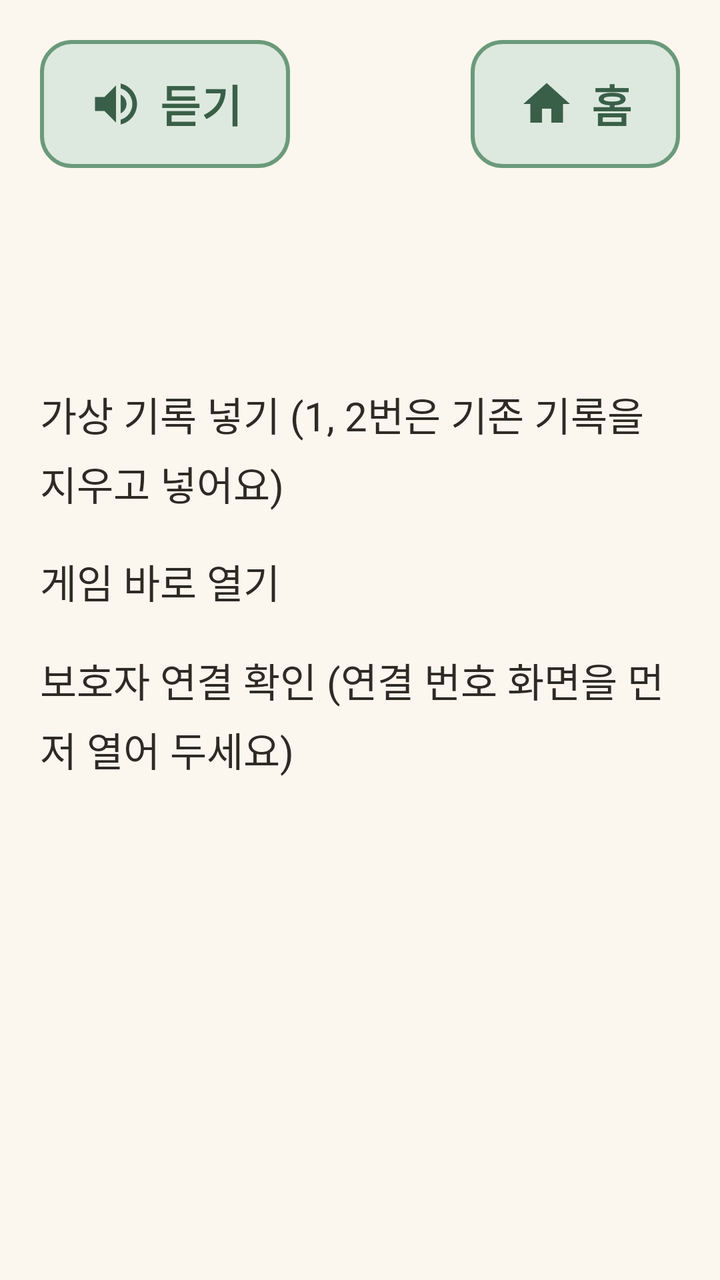
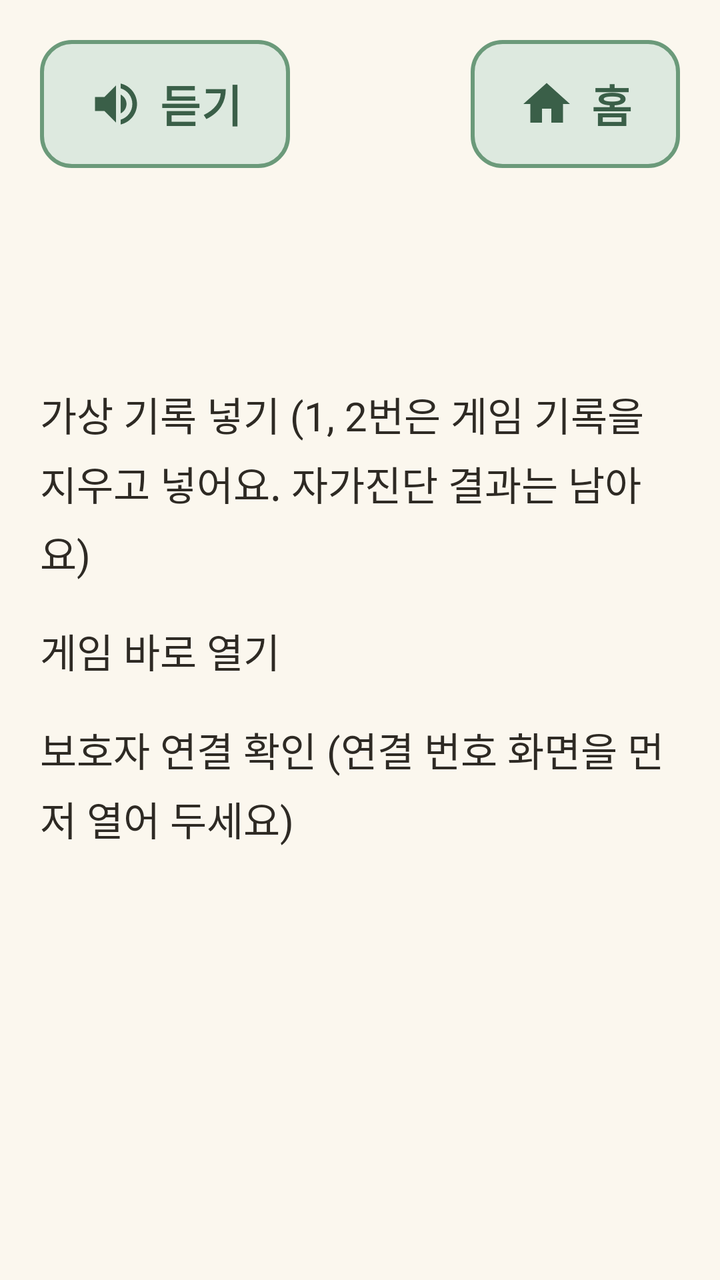

Screens rendered from an Android XML layout before and after an edit, with the pre-edit source and the edit as a unified diff.
<!-- AndroidManifest.xml: another module's application theme Theme.Dorawing -->
<!-- res/layout/activity_debug.xml -->
<?xml version="1.0" encoding="utf-8"?>
<LinearLayout xmlns:android="http://schemas.android.com/apk/res/android"
    android:layout_width="match_parent"
    android:layout_height="match_parent"
    android:orientation="vertical"
    android:padding="@dimen/screen_padding">

    <include
        android:id="@+id/topBar"
        layout="@layout/view_top_bar" />

    <ScrollView
        android:layout_width="match_parent"
        android:layout_height="0dp"
        android:layout_weight="1">

        <LinearLayout
            android:layout_width="match_parent"
            android:layout_height="wrap_content"
            android:orientation="vertical">

            <TextView
                android:id="@+id/tvStatus"
                style="@style/Text.Sub"
                android:layout_width="match_parent"
                android:layout_height="wrap_content"
                android:layout_marginTop="@dimen/gap" />

            <TextView
                android:layout_width="match_parent"
                android:layout_height="wrap_content"
                android:layout_marginTop="@dimen/screen_padding"
                android:text="가상 기록 넣기 (1, 2번은 기존 기록을 지우고 넣어요)" />

            <LinearLayout
                android:id="@+id/scenarioList"
                android:layout_width="match_parent"
                android:layout_height="wrap_content"
                android:orientation="vertical" />

            <TextView
                android:layout_width="match_parent"
                android:layout_height="wrap_content"
                android:layout_marginTop="@dimen/screen_padding"
                android:text="게임 바로 열기" />

            <LinearLayout
                android:id="@+id/gameList"
                android:layout_width="match_parent"
                android:layout_height="wrap_content"
                android:orientation="vertical" />

            <TextView
                android:layout_width="match_parent"
                android:layout_height="wrap_content"
                android:layout_marginTop="@dimen/screen_padding"
                android:text="보호자 연결 확인 (연결 번호 화면을 먼저 열어 두세요)" />

            <LinearLayout
                android:id="@+id/guardianList"
                android:layout_width="match_parent"
                android:layout_height="wrap_content"
                android:orientation="vertical" />
        </LinearLayout>
    </ScrollView>
</LinearLayout>
<!-- res/layout/view_top_bar.xml (included above) -->
<?xml version="1.0" encoding="utf-8"?>
<LinearLayout xmlns:android="http://schemas.android.com/apk/res/android"
    xmlns:app="http://schemas.android.com/apk/res-auto"
    android:layout_width="match_parent"
    android:layout_height="wrap_content"
    android:orientation="vertical">

    <LinearLayout
        android:layout_width="match_parent"
        android:layout_height="wrap_content"
        android:gravity="center_vertical"
        android:orientation="horizontal">

        <com.google.android.material.button.MaterialButton
            android:id="@+id/btnSpeak"
            style="@style/Button.Secondary"
            android:layout_width="wrap_content"
            android:layout_height="wrap_content"
            android:text="@string/top_speak"
            app:icon="@drawable/ic_speaker" />

        <Space
            android:layout_width="0dp"
            android:layout_height="0dp"
            android:layout_weight="1" />

        <com.google.android.material.button.MaterialButton
            android:id="@+id/btnHome"
            style="@style/Button.Secondary"
            android:layout_width="wrap_content"
            android:layout_height="wrap_content"
            android:text="@string/top_home"
            app:icon="@drawable/ic_home" />
    </LinearLayout>

    <TextView
        android:id="@+id/tvTitle"
        style="@style/Text.Title"
        android:layout_width="match_parent"
        android:layout_height="wrap_content"
        android:layout_marginTop="@dimen/gap" />
</LinearLayout>
<!-- resources referenced by this layout -->
<resources>
  <dimen name="gap">12dp</dimen>
  <dimen name="screen_padding">20dp</dimen>
  <!-- drawable ic_home (drawable) -->
  <vector xmlns:android="http://schemas.android.com/apk/res/android"
      android:width="24dp"
      android:height="24dp"
      android:viewportWidth="24"
      android:viewportHeight="24">
      <path
          android:fillColor="#FF000000"
          android:pathData="M10,20v-6h4v6h5v-8h3L12,3 2,12h3v8z" />
  </vector>
  <string name="top_home">홈</string>
  <string name="top_speak">듣기</string>
  <style name="Button.Secondary" parent="Button.Primary">
          <item name="backgroundTint">@color/green_light</item>
          <item name="android:textColor">@color/green_dark</item>
          <item name="iconTint">@color/green_dark</item>
          <item name="strokeColor">@color/green_mid</item>
          <item name="strokeWidth">@dimen/button_stroke</item>
      </style>
  <style name="Text.Sub" parent="Text.Body">
          <item name="android:textColor">@color/text_sub</item>
      </style>
  <style name="Text.Title" parent="Text.Body">
          <item name="android:textSize">@dimen/text_title</item>
          <item name="android:textStyle">bold</item>
          <item name="android:textColor">@color/green_dark</item>
      </style>
  <color name="green_light">#DDE9DF</color>
  <color name="green_dark">#3A5F48</color>
  <color name="green_mid">#6B9A7A</color>
  <dimen name="button_stroke">2dp</dimen>
  <style name="Text.Body" parent="Widget.MaterialComponents.TextView">
          <item name="android:textSize">@dimen/text_body</item>
          <item name="android:lineBreakWordStyle" tools:targetApi="33">phrase</item>
          <item name="android:textColor">@color/text_main</item>
          <item name="android:lineSpacingMultiplier">1.2</item>
      </style>
  <color name="text_sub">#8A8073</color>
  <dimen name="text_title">28sp</dimen>
  <color name="white">#FFFFFFFF</color>
  <color name="coral_dark">#C85A41</color>
  <color name="cream">#FBF7EE</color>
  <color name="text_main">#2E2A24</color>
  <style name="ThemeOverlay.Dorawing.Dialog" parent="ThemeOverlay.Material3.MaterialAlertDialog">
          <item name="materialAlertDialogTitleTextStyle">@style/Dialog.Title</item>
          <item name="materialAlertDialogBodyTextStyle">@style/Dialog.Body</item>
          <item name="buttonBarPositiveButtonStyle">@style/Dialog.Button</item>
          
          <item name="buttonBarNegativeButtonStyle">@style/Dialog.Button.Keep</item>
      </style>
  <dimen name="button_height">64dp</dimen>
  <dimen name="text_button">22sp</dimen>
  <dimen name="corner">16dp</dimen>
  <dimen name="icon_size">28dp</dimen>
  <dimen name="text_body">20sp</dimen>
  <style name="Dialog.Title" parent="MaterialAlertDialog.Material3.Title.Text">
          <item name="android:textSize">@dimen/text_title</item>
          <item name="android:textStyle">bold</item>
          <item name="android:textColor">@color/green_dark</item>
      </style>
  <style name="Dialog.Body" parent="MaterialAlertDialog.Material3.Body.Text">
          <item name="android:textSize">@dimen/text_body</item>
          <item name="android:lineBreakWordStyle" tools:targetApi="33">phrase</item>
          <item name="android:textColor">@color/text_main</item>
      </style>
  <style name="Dialog.Button" parent="Widget.Material3.Button.TextButton.Dialog">
          <item name="android:textSize">@dimen/text_button</item>
          <item name="android:minHeight">@dimen/button_height</item>
          <item name="android:textColor">@color/green_dark</item>
      </style>
  <style name="Dialog.Button.Keep" parent="Widget.Material3.Button">
          <item name="android:textSize">@dimen/text_button</item>
          <item name="android:textStyle">bold</item>
          <item name="android:minHeight">@dimen/button_height</item>
          <item name="cornerRadius">@dimen/corner</item>
          <item name="backgroundTint">@color/green_dark</item>
          <item name="android:textColor">@color/white</item>
      </style>
  <!-- unchanged entries left out for length: 3 -->
</resources>

<!-- the commit's change to res/layout/activity_debug.xml (unified diff, before → after) -->
@@ -30,7 +30,7 @@
                 android:layout_width="match_parent"
                 android:layout_height="wrap_content"
                 android:layout_marginTop="@dimen/screen_padding"
-                android:text="가상 기록 넣기 (1, 2번은 기존 기록을 지우고 넣어요)" />
+                android:text="가상 기록 넣기 (1, 2번은 게임 기록을 지우고 넣어요. 자가진단 결과는 남아요)" />
 
             <LinearLayout
                 android:id="@+id/scenarioList"
